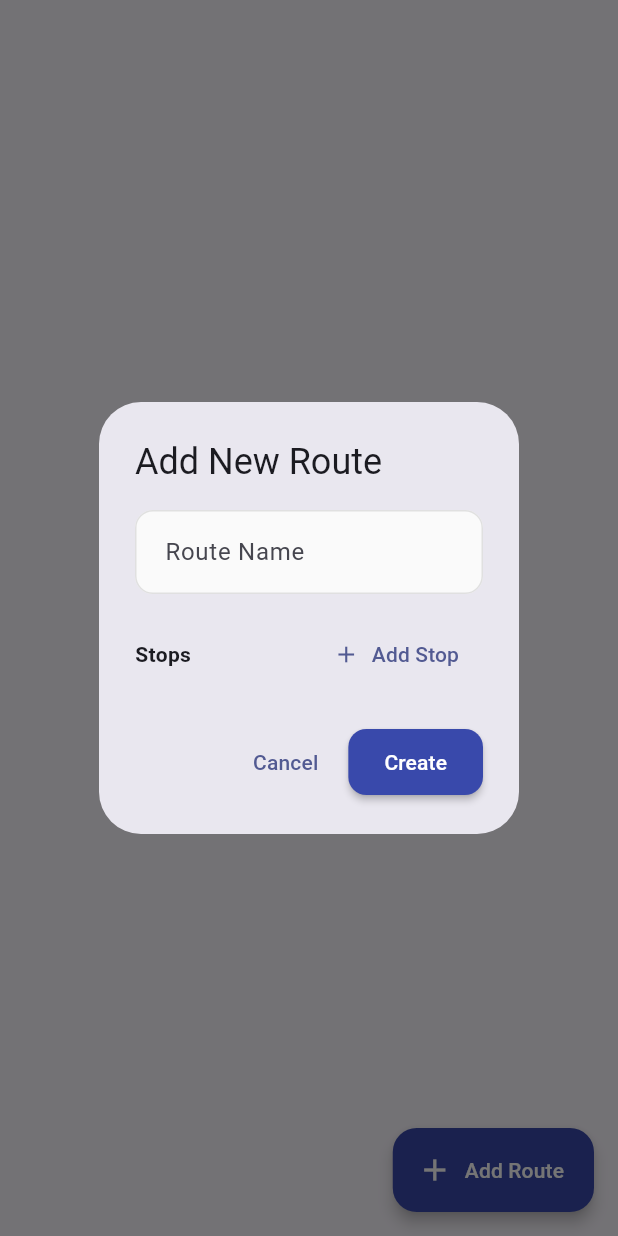
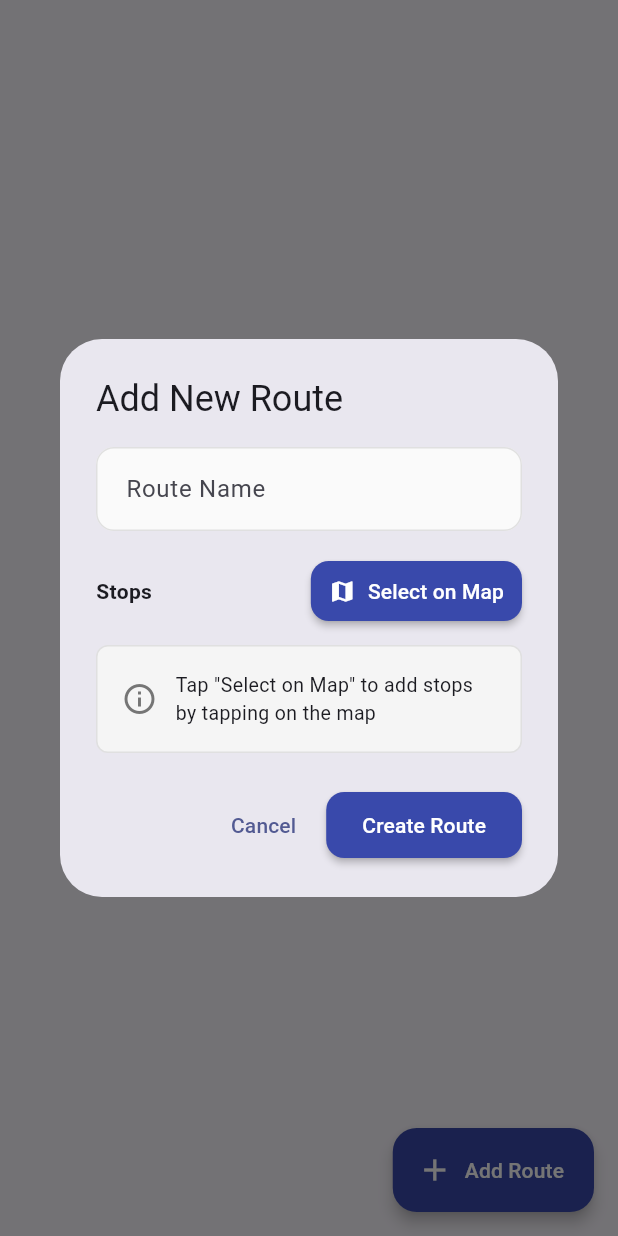
Before and after one commit to mithilesh042006/bus_tracky, a Flutter app: the _RoutesTab screen opened directly with empty values, after a tap on "Add Route", on a phone screen of 412 x 824 dp. Run offline on Flutter 3.47's test engine with Material 3 defaults, Android fonts, the phone set to English and light mode, and no system bars; our stand-ins replace cloud_firestore, firebase_auth, firebase_core, geolocator, google_maps_flutter, permission_handler; accounts and stored records are empty.

Commit message:
stop select on map

```diff
--- a/lib/screens/admin/admin_home_screen.dart
+++ b/lib/screens/admin/admin_home_screen.dart
@@ -5,6 +5,7 @@ import '../../models/user_model.dart';
 import '../../models/bus_model.dart';
 import '../../models/route_model.dart';
 import '../auth/login_screen.dart';
+import 'map_stop_picker_screen.dart';
 
 /// Admin home screen with bus, route, and driver management
 class AdminHomeScreen extends StatefulWidget {
@@ -425,12 +426,12 @@ class _RoutesTab extends StatelessWidget {
 
   void _showAddRouteDialog(BuildContext context) {
     final nameController = TextEditingController();
-    final List<BusStop> stops = [];
+    List<BusStop> stops = [];
 
     showDialog(
       context: context,
-      builder: (context) => StatefulBuilder(
-        builder: (context, setDialogState) => AlertDialog(
+      builder: (dialogContext) => StatefulBuilder(
+        builder: (dialogContext, setDialogState) => AlertDialog(
           title: const Text('Add New Route'),
           content: SingleChildScrollView(
             child: Column(
@@ -453,39 +454,111 @@ class _RoutesTab extends StatelessWidget {
                       'Stops',
                       style: TextStyle(fontWeight: FontWeight.bold),
                     ),
-                    TextButton.icon(
-                      onPressed: () =>
-                          _showAddStopDialog(context, stops, setDialogState),
-                      icon: const Icon(Icons.add),
-                      label: const Text('Add Stop'),
+                    ElevatedButton.icon(
+                      onPressed: () async {
+                        // Navigate to map picker
+                        final result = await Navigator.push<List<BusStop>>(
+                          context,
+                          MaterialPageRoute(
+                            builder: (_) =>
+                                MapStopPickerScreen(existingStops: stops),
+                          ),
+                        );
+                        if (result != null) {
+                          setDialogState(() {
+                            stops = result;
+                          });
+                        }
+                      },
+                      icon: const Icon(Icons.map, size: 18),
+                      label: Text(
+                        stops.isEmpty ? 'Select on Map' : 'Edit Stops',
+                      ),
+                      style: ElevatedButton.styleFrom(
+                        backgroundColor: const Color(0xFF3949AB),
+                        foregroundColor: Colors.white,
+                        padding: const EdgeInsets.symmetric(
+                          horizontal: 12,
+                          vertical: 8,
+                        ),
+                      ),
                     ),
                   ],
                 ),
-                if (stops.isNotEmpty)
+                const SizedBox(height: 12),
+                if (stops.isEmpty)
+                  Container(
+                    padding: const EdgeInsets.all(16),
+                    decoration: BoxDecoration(
+                      color: Colors.grey.shade100,
+                      borderRadius: BorderRadius.circular(8),
+                      border: Border.all(color: Colors.grey.shade300),
+                    ),
+                    child: Row(
+                      children: [
+                        Icon(Icons.info_outline, color: Colors.grey.shade600),
+                        const SizedBox(width: 12),
+                        const Expanded(
+                          child: Text(
+                            'Tap "Select on Map" to add stops by tapping on the map',
+                            style: TextStyle(fontSize: 13),
+                          ),
+                        ),
+                      ],
+                    ),
+                  )
+                else
                   ...stops.asMap().entries.map(
-                    (entry) => ListTile(
-                      contentPadding: EdgeInsets.zero,
-                      leading: CircleAvatar(
-                        radius: 14,
-                        backgroundColor: const Color(0xFF3949AB),
+                    (entry) => Container(
+                      margin: const EdgeInsets.only(bottom: 8),
+                      padding: const EdgeInsets.all(10),
+                      decoration: BoxDecoration(
+                        color: Colors.grey.shade50,
+                        borderRadius: BorderRadius.circular(8),
+                        border: Border.all(color: Colors.grey.shade200),
+                      ),
+                      child: Row(
+                        children: [
+                          Container(
+                            width: 24,
+                            height: 24,
+                            decoration: const BoxDecoration(
+                              color: Color(0xFF3949AB),
+                              shape: BoxShape.circle,
+                            ),
+                            child: Center(
                               child: Text(
                                 '${entry.key + 1}',
                                 style: const TextStyle(
                                   color: Colors.white,
                                   fontSize: 12,
+                                  fontWeight: FontWeight.bold,
                                 ),
                               ),
                             ),
-                      title: Text(entry.value.name),
-                      subtitle: Text(
-                        'Lat: ${entry.value.lat.toStringAsFixed(4)}, Lng: ${entry.value.lng.toStringAsFixed(4)}',
-                        style: const TextStyle(fontSize: 11),
                           ),
-                      trailing: IconButton(
-                        icon: const Icon(Icons.delete, size: 20),
-                        onPressed: () {
-                          setDialogState(() => stops.removeAt(entry.key));
-                        },
+                          const SizedBox(width: 12),
+                          Expanded(
+                            child: Column(
+                              crossAxisAlignment: CrossAxisAlignment.start,
+                              children: [
+                                Text(
+                                  entry.value.name,
+                                  style: const TextStyle(
+                                    fontWeight: FontWeight.w500,
+                                  ),
+                                ),
+                                Text(
+                                  '${entry.value.lat.toStringAsFixed(4)}, ${entry.value.lng.toStringAsFixed(4)}',
+                                  style: TextStyle(
+                                    fontSize: 11,
+                                    color: Colors.grey.shade600,
+                                  ),
+                                ),
+                              ],
+                            ),
+                          ),
+                        ],
                       ),
                     ),
                   ),
@@ -494,110 +567,43 @@ class _RoutesTab extends StatelessWidget {
           ),
           actions: [
             TextButton(
-              onPressed: () => Navigator.pop(context),
+              onPressed: () => Navigator.pop(dialogContext),
               child: const Text('Cancel'),
             ),
             ElevatedButton(
               onPressed: () async {
-                if (nameController.text.trim().isNotEmpty) {
+                if (nameController.text.trim().isNotEmpty && stops.isNotEmpty) {
                   final route = RouteModel(
                     id: '',
                     routeName: nameController.text.trim(),
                     stops: stops,
                   );
                   await databaseService.createRoute(route);
-                  if (context.mounted) Navigator.pop(context);
+                  if (dialogContext.mounted) Navigator.pop(dialogContext);
+                } else if (nameController.text.trim().isEmpty) {
+                  ScaffoldMessenger.of(context).showSnackBar(
+                    const SnackBar(
+                      content: Text('Please enter a route name'),
+                      backgroundColor: Colors.orange,
+                    ),
+                  );
+                } else if (stops.isEmpty) {
+                  ScaffoldMessenger.of(context).showSnackBar(
+                    const SnackBar(
+                      content: Text('Please add at least one stop'),
+                      backgroundColor: Colors.orange,
+                    ),
+                  );
                 }
               },
               style: ElevatedButton.styleFrom(
                 backgroundColor: const Color(0xFF3949AB),
                 foregroundColor: Colors.white,
               ),
-              child: const Text('Create'),
+              child: const Text('Create Route'),
             ),
           ],
         ),
-      ),
-    );
-  }
-
-  void _showAddStopDialog(
-    BuildContext context,
-    List<BusStop> stops,
-    StateSetter setDialogState,
-  ) {
-    final nameController = TextEditingController();
-    final latController = TextEditingController();
-    final lngController = TextEditingController();
-
-    showDialog(
-      context: context,
-      builder: (context) => AlertDialog(
-        title: const Text('Add Stop'),
-        content: Column(
-          mainAxisSize: MainAxisSize.min,
-          children: [
-            TextField(
-              controller: nameController,
-              decoration: const InputDecoration(
-                labelText: 'Stop Name',
-                border: OutlineInputBorder(),
-              ),
-            ),
-            const SizedBox(height: 12),
-            Row(
-              children: [
-                Expanded(
-                  child: TextField(
-                    controller: latController,
-                    keyboardType: TextInputType.number,
-                    decoration: const InputDecoration(
-                      labelText: 'Latitude',
-                      border: OutlineInputBorder(),
-                    ),
-                  ),
-                ),
-                const SizedBox(width: 12),
-                Expanded(
-                  child: TextField(
-                    controller: lngController,
-                    keyboardType: TextInputType.number,
-                    decoration: const InputDecoration(
-                      labelText: 'Longitude',
-                      border: OutlineInputBorder(),
-                    ),
-                  ),
-                ),
-              ],
-            ),
-          ],
-        ),
-        actions: [
-          TextButton(
-            onPressed: () => Navigator.pop(context),
-            child: const Text('Cancel'),
-          ),
-          ElevatedButton(
-            onPressed: () {
-              if (nameController.text.trim().isNotEmpty &&
-                  latController.text.trim().isNotEmpty &&
-                  lngController.text.trim().isNotEmpty) {
-                final stop = BusStop(
-                  name: nameController.text.trim(),
-                  lat: double.tryParse(latController.text.trim()) ?? 0.0,
-                  lng: double.tryParse(lngController.text.trim()) ?? 0.0,
-                );
-                setDialogState(() => stops.add(stop));
-                Navigator.pop(context);
-              }
-            },
-            style: ElevatedButton.styleFrom(
-              backgroundColor: const Color(0xFF3949AB),
-              foregroundColor: Colors.white,
-            ),
-            child: const Text('Add'),
-          ),
-        ],
       ),
     );
   }
--- a/lib/screens/student/student_home_screen.dart
+++ b/lib/screens/student/student_home_screen.dart
@@ -133,6 +133,29 @@ class _StudentHomeScreenState extends State<StudentHomeScreen> {
             onTap: () => _selectBus(bus),
           ),
         );
+      }
+    }
+
+    // Add stop markers when a bus is selected
+    if (_selectedBus != null && _selectedBus!.routeId != null) {
+      final route = _routes[_selectedBus!.routeId];
+      if (route != null && route.stops.isNotEmpty) {
+        for (int i = 0; i < route.stops.length; i++) {
+          final stop = route.stops[i];
+          newMarkers.add(
+            Marker(
+              markerId: MarkerId('stop_${route.id}_$i'),
+              position: LatLng(stop.lat, stop.lng),
+              icon: BitmapDescriptor.defaultMarkerWithHue(
+                BitmapDescriptor.hueBlue,
+              ),
+              infoWindow: InfoWindow(
+                title: '${i + 1}. ${stop.name}',
+                snippet: 'Bus Stop',
+              ),
+            ),
+          );
+        }
       }
     }
 
```
Also changed, not shown: lib/screens/admin/map_stop_picker_screen.dart (added, +470 -0 lines). Lines whose indentation alone changed are shown as unchanged.
